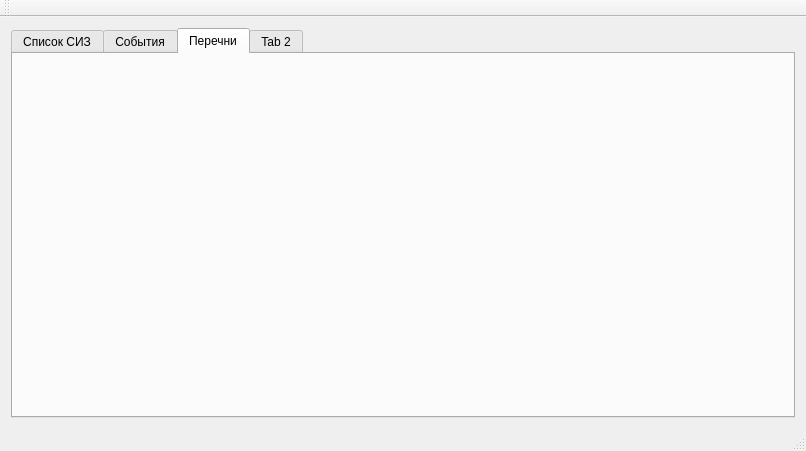
The window that mainsizwindow.ui (OpexXXX/SIZ) describes before a commit, drawn with Qt 5.
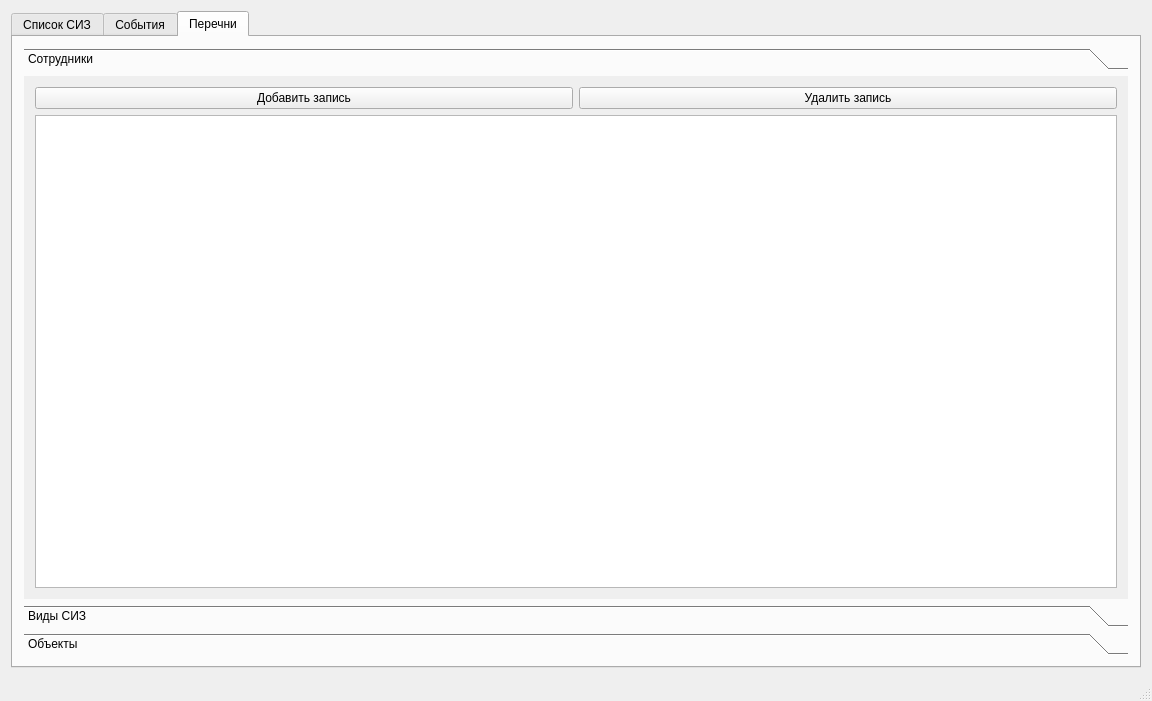
The same window after the commit. The open tabs and pages were chosen to show the change. Icons and pictures are not drawn.

Diff of the .ui file:
```diff
--- a/mainsizwindow.ui
+++ b/mainsizwindow.ui
@@ -6,8 +6,8 @@
    <rect>
     <x>0</x>
     <y>0</y>
-    <width>806</width>
-    <height>451</height>
+    <width>1152</width>
+    <height>701</height>
    </rect>
   </property>
   <property name="sizePolicy">
@@ -30,8 +30,8 @@
      <verstretch>0</verstretch>
     </sizepolicy>
    </property>
-   <layout class="QGridLayout" name="gridLayout_2">
-    <item row="0" column="1">
+   <layout class="QHBoxLayout" name="horizontalLayout_6">
+    <item>
      <widget class="QTabWidget" name="tabWidget">
       <property name="currentIndex">
        <number>0</number>
@@ -162,13 +162,127 @@
        <attribute name="title">
         <string>Перечни</string>
        </attribute>
-       <layout class="QHBoxLayout" name="horizontalLayout_2"/>
-      </widget>
-      <widget class="QWidget" name="tab_2">
-       <attribute name="title">
-        <string>Tab 2</string>
-       </attribute>
-       <layout class="QGridLayout" name="gridLayout"/>
+       <layout class="QHBoxLayout" name="horizontalLayout_2">
+        <item>
+         <widget class="QToolBox" name="toolBox">
+          <property name="currentIndex">
+           <number>1</number>
+          </property>
+          <widget class="QWidget" name="page">
+           <property name="geometry">
+            <rect>
+             <x>0</x>
+             <y>0</y>
+             <width>1112</width>
+             <height>523</height>
+            </rect>
+           </property>
+           <attribute name="label">
+            <string>Сотрудники</string>
+           </attribute>
+           <layout class="QVBoxLayout" name="verticalLayout_3">
+            <item>
+             <layout class="QHBoxLayout" name="horizontalLayout_3">
+              <property name="leftMargin">
+               <number>0</number>
+              </property>
+              <property name="topMargin">
+               <number>0</number>
+              </property>
+              <property name="rightMargin">
+               <number>0</number>
+              </property>
+              <property name="bottomMargin">
+               <number>0</number>
+              </property>
+              <item>
+               <widget class="QPushButton" name="pushButton_4">
+                <property name="text">
+                 <string>Добавить запись</string>
+                </property>
+               </widget>
+              </item>
+              <item>
+               <widget class="QPushButton" name="pushButton_3">
+                <property name="text">
+                 <string>Удалить запись</string>
+                </property>
+               </widget>
+              </item>
+             </layout>
+            </item>
+            <item>
+             <widget class="QTableView" name="personalTableView"/>
+            </item>
+           </layout>
+          </widget>
+          <widget class="QWidget" name="page_3">
+           <attribute name="label">
+            <string>Виды СИЗ</string>
+           </attribute>
+           <layout class="QVBoxLayout" name="verticalLayout_5">
+            <item>
+             <layout class="QHBoxLayout" name="horizontalLayout_8">
+              <item>
+               <widget class="QPushButton" name="pushButton_8">
+                <property name="text">
+                 <string>Добавить запись</string>
+                </property>
+               </widget>
+              </item>
+              <item>
+               <widget class="QPushButton" name="pushButton_7">
+                <property name="text">
+                 <string>Удалить запись</string>
+                </property>
+               </widget>
+              </item>
+             </layout>
+            </item>
+            <item>
+             <widget class="QTableView" name="typeSizTableView"/>
+            </item>
+           </layout>
+          </widget>
+          <widget class="QWidget" name="page_2">
+           <property name="geometry">
+            <rect>
+             <x>0</x>
+             <y>0</y>
+             <width>1112</width>
+             <height>491</height>
+            </rect>
+           </property>
+           <attribute name="label">
+            <string>Объекты</string>
+           </attribute>
+           <layout class="QVBoxLayout" name="verticalLayout_4">
+            <item>
+             <layout class="QHBoxLayout" name="horizontalLayout_7">
+              <item>
+               <widget class="QPushButton" name="pushButton_6">
+                <property name="text">
+                 <string>Добавить запись</string>
+                </property>
+               </widget>
+              </item>
+              <item>
+               <widget class="QPushButton" name="pushButton_5">
+                <property name="text">
+                 <string>Удалить запись</string>
+                </property>
+               </widget>
+              </item>
+             </layout>
+            </item>
+            <item>
+             <widget class="QTableView" name="objectTableView"/>
+            </item>
+           </layout>
+          </widget>
+         </widget>
+        </item>
+       </layout>
       </widget>
      </widget>
     </item>
@@ -184,14 +298,6 @@
     </rect>
    </property>
   </widget>
-  <widget class="QToolBar" name="mainToolBar">
-   <attribute name="toolBarArea">
-    <enum>TopToolBarArea</enum>
-   </attribute>
-   <attribute name="toolBarBreak">
-    <bool>false</bool>
-   </attribute>
-  </widget>
   <widget class="QStatusBar" name="statusBar"/>
  </widget>
  <layoutdefault spacing="6" margin="11"/>
```
Left out of the diff: 37 changed lines with no effect on the pictures.
